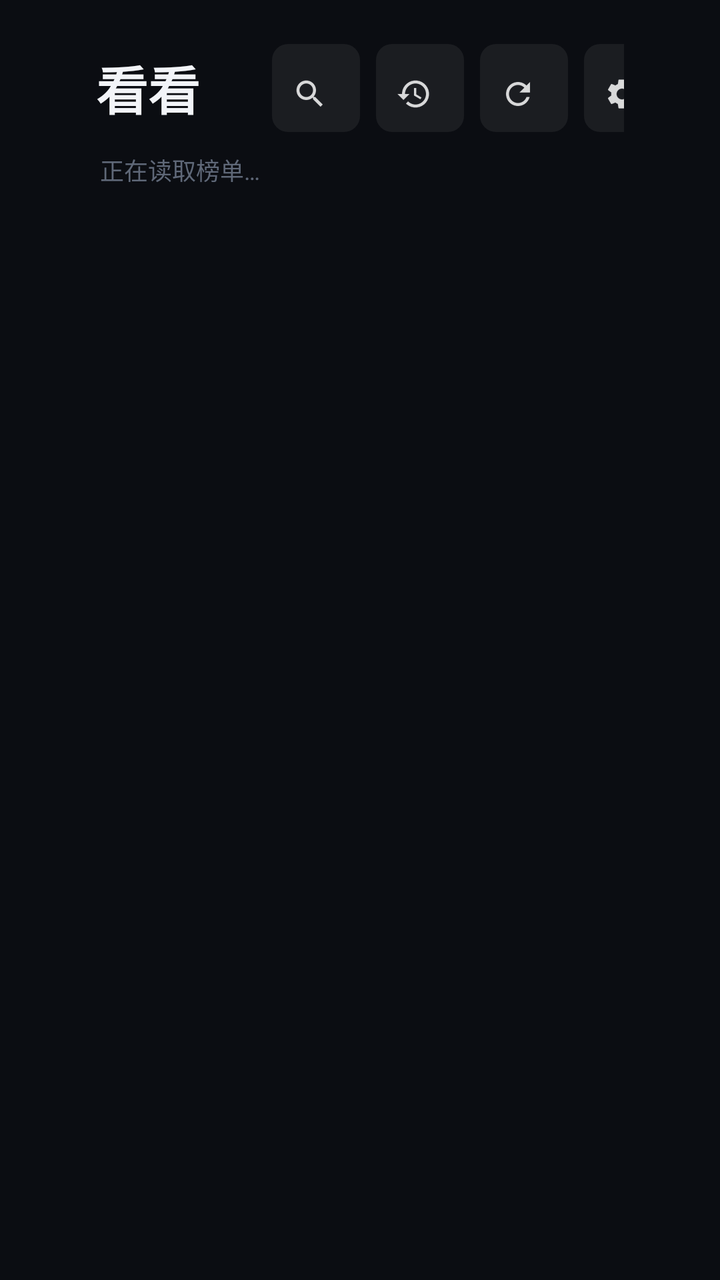
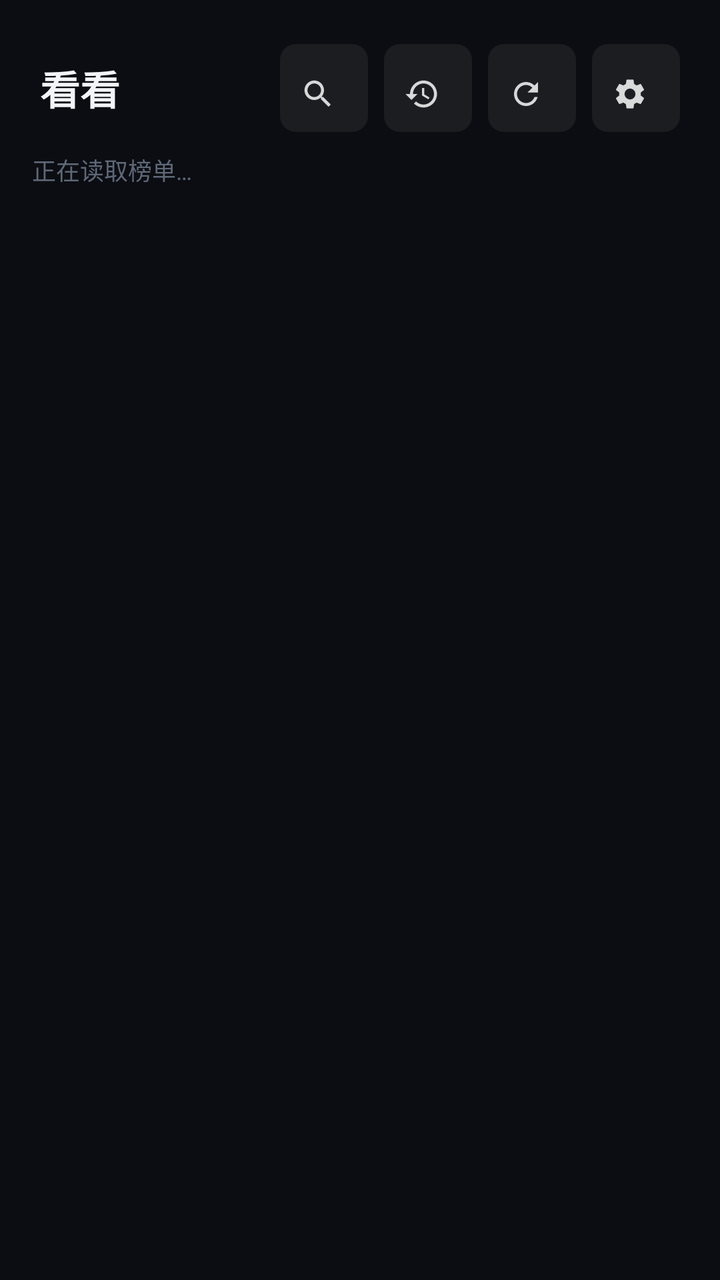

Compare the two renders of this Android layout. The source of the first and the diff that turns it into the second are given below.
<!-- AndroidManifest.xml: application theme AppTheme -->
<!-- res/layout/activity_home.xml -->
<?xml version="1.0" encoding="utf-8"?>
<RelativeLayout xmlns:android="http://schemas.android.com/apk/res/android"
    android:layout_width="match_parent"
    android:layout_height="match_parent"
    android:background="@color/bg">

    
    <LinearLayout
        android:id="@+id/topbar"
        android:layout_width="match_parent"
        android:layout_height="wrap_content"
        android:orientation="horizontal"
        android:gravity="center_vertical"
        android:paddingLeft="48dp"
        android:paddingRight="48dp"
        android:paddingTop="22dp"
        android:paddingBottom="4dp">

        <TextView
            android:layout_width="wrap_content"
            android:layout_height="wrap_content"
            android:text="@string/app_name"
            android:textColor="@color/text_primary"
            android:textSize="26sp"
            android:textStyle="bold"
            android:layout_marginRight="28dp" />

        <LinearLayout
            android:id="@+id/tabs"
            android:layout_width="wrap_content"
            android:layout_height="wrap_content"
            android:orientation="horizontal" />

        <View
            android:layout_width="0dp"
            android:layout_height="1dp"
            android:layout_weight="1" />

        
        <ImageView
            android:id="@+id/btn_search"
            style="@style/IconButton"
            android:src="@drawable/ic_ui_search"
            android:contentDescription="@string/search" />

        <ImageView
            android:id="@+id/btn_history"
            style="@style/IconButton"
            android:src="@drawable/ic_ui_history"
            android:contentDescription="@string/history"
            android:nextFocusDown="@id/grid" />

        <ImageView
            android:id="@+id/btn_refresh"
            style="@style/IconButton"
            android:src="@drawable/ic_ui_refresh"
            android:contentDescription="@string/refresh"
            android:nextFocusDown="@id/grid" />

        <ImageView
            android:id="@+id/btn_settings"
            style="@style/IconButton"
            android:src="@drawable/ic_ui_settings"
            android:contentDescription="@string/settings"
            android:nextFocusDown="@id/grid" />
    </LinearLayout>

    
    <TextView
        android:id="@+id/status"
        android:layout_width="match_parent"
        android:layout_height="wrap_content"
        android:layout_below="@id/topbar"
        android:paddingLeft="50dp"
        android:paddingTop="6dp"
        android:paddingBottom="10dp"
        android:text="@string/loading"
        android:textColor="@color/text_dim"
        android:textSize="12sp" />

    
    <LinearLayout
        android:id="@+id/history_block"
        android:layout_width="match_parent"
        android:layout_height="wrap_content"
        android:layout_below="@id/status"
        android:orientation="vertical"
        android:paddingTop="2dp"
        android:paddingBottom="6dp"
        android:visibility="gone">

        <TextView
            android:id="@+id/history_title"
            android:layout_width="wrap_content"
            android:layout_height="wrap_content"
            android:paddingLeft="50dp"
            android:paddingBottom="8dp"
            android:text="继续观看"
            android:textColor="@color/text_primary"
            android:textSize="15sp"
            android:textStyle="bold" />

        <HorizontalScrollView
            android:layout_width="match_parent"
            android:layout_height="wrap_content"
            android:paddingLeft="44dp"
            android:paddingRight="44dp"
            android:clipToPadding="false"
            android:scrollbars="none">

            <LinearLayout
                android:id="@+id/history_row"
                android:layout_width="wrap_content"
                android:layout_height="wrap_content"
                android:orientation="horizontal" />
        </HorizontalScrollView>
    </LinearLayout>

    <GridView
        android:id="@+id/grid"
        android:layout_width="match_parent"
        android:layout_height="match_parent"
        android:layout_below="@id/history_block"
        android:layout_alignParentBottom="true"
        android:numColumns="6"
        android:horizontalSpacing="14dp"
        android:verticalSpacing="20dp"
        android:paddingLeft="44dp"
        android:paddingRight="44dp"
        android:paddingTop="8dp"
        android:paddingBottom="32dp"
        android:clipChildren="false"
        android:clipToPadding="false"
        android:listSelector="@android:color/transparent"
        android:scrollbars="none"
        android:nextFocusUp="@id/tabs" />

    
    <TextView
        android:id="@+id/empty"
        android:layout_width="wrap_content"
        android:layout_height="wrap_content"
        android:layout_centerInParent="true"
        android:text="@string/empty"
        android:textColor="@color/text_secondary"
        android:textSize="15sp"
        android:visibility="gone" />
</RelativeLayout>
<!-- resources referenced by this layout -->
<resources>
  <color name="bg">#FF0B0D12</color>
  <color name="text_dim">#FF5F6878</color>
  <color name="text_primary">#FFF2F4F8</color>
  <color name="text_secondary">#FF9AA3B2</color>
  <!-- drawable ic_ui_history: png bitmap (drawable-hdpi, 741 bytes) -->
  <!-- drawable ic_ui_refresh: png bitmap (drawable-hdpi, 644 bytes) -->
  <!-- drawable ic_ui_search: png bitmap (drawable-hdpi, 609 bytes) -->
  <!-- drawable ic_ui_settings: png bitmap (drawable-hdpi, 726 bytes) -->
  <string name="app_name">看看</string>
  <string name="empty">暂无数据，按「更新」重试</string>
  <string name="history">观看记录</string>
  <string name="loading">正在读取榜单…</string>
  <string name="refresh">更新</string>
  <string name="search">搜索</string>
  <string name="settings">设置</string>
  <style name="IconButton">
          <item name="android:layout_width">44dp</item>
          <item name="android:layout_height">44dp</item>
          <item name="android:padding">10dp</item>
          <item name="android:background">@drawable/bg_tab</item>
          <item name="android:scaleType">fitCenter</item>
          <item name="android:alpha">0.85</item>
          <item name="android:focusable">true</item>
          <item name="android:layout_marginLeft">8dp</item>
      </style>
  <style name="AppTheme" parent="@android:style/Theme.Holo.NoActionBar">
          <item name="android:windowBackground">@color/bg</item>
          <item name="android:windowNoTitle">true</item>
      </style>
  <!-- drawable bg_tab (drawable) -->
  <?xml version="1.0" encoding="utf-8"?>
  <selector xmlns:android="http://schemas.android.com/apk/res/android">
      <item android:state_focused="true">
          <shape android:shape="rectangle">
              <solid android:color="#33FF4D6A" />
              <corners android:radius="8dp" />
              <stroke android:width="2dp" android:color="@color/accent" />
          </shape>
      </item>
      <item android:state_selected="true">
          <shape android:shape="rectangle">
              <solid android:color="#E6FF4D6A" />
              <corners android:radius="8dp" />
          </shape>
      </item>
      <item>
          <shape android:shape="rectangle">
              <solid android:color="#14FFFFFF" />
              <corners android:radius="8dp" />
          </shape>
      </item>
  </selector>
  <color name="accent">#FFFF4D6A</color>
</resources>

<!-- the commit's change to res/layout/activity_home.xml (unified diff, before → after) -->
@@ -11,8 +11,8 @@
         android:layout_height="wrap_content"
         android:orientation="horizontal"
         android:gravity="center_vertical"
-        android:paddingLeft="48dp"
-        android:paddingRight="48dp"
+        android:paddingLeft="@dimen/topbar_pad_h"
+        android:paddingRight="@dimen/topbar_pad_h"
         android:paddingTop="22dp"
         android:paddingBottom="4dp">
 
@@ -21,20 +21,24 @@
             android:layout_height="wrap_content"
             android:text="@string/app_name"
             android:textColor="@color/text_primary"
-            android:textSize="26sp"
+            android:textSize="@dimen/app_title_size"
             android:textStyle="bold"
             android:layout_marginRight="28dp" />
 
-        <LinearLayout
-            android:id="@+id/tabs"
-            android:layout_width="wrap_content"
+        
+        <HorizontalScrollView
+            android:layout_width="0dp"
             android:layout_height="wrap_content"
-            android:orientation="horizontal" />
+            android:layout_weight="1"
+            android:scrollbars="none"
+            android:fillViewport="true">
 
-        <View
-            android:layout_width="0dp"
-            android:layout_height="1dp"
-            android:layout_weight="1" />
+            <LinearLayout
+                android:id="@+id/tabs"
+                android:layout_width="wrap_content"
+                android:layout_height="wrap_content"
+                android:orientation="horizontal" />
+        </HorizontalScrollView>
 
         
         <ImageView
@@ -71,7 +75,7 @@
         android:layout_width="match_parent"
         android:layout_height="wrap_content"
         android:layout_below="@id/topbar"
-        android:paddingLeft="50dp"
+        android:paddingLeft="@dimen/content_pad_h"
         android:paddingTop="6dp"
         android:paddingBottom="10dp"
         android:text="@string/loading"
@@ -93,7 +97,7 @@
             android:id="@+id/history_title"
             android:layout_width="wrap_content"
             android:layout_height="wrap_content"
-            android:paddingLeft="50dp"
+            android:paddingLeft="@dimen/content_pad_h"
             android:paddingBottom="8dp"
             android:text="继续观看"
             android:textColor="@color/text_primary"
@@ -103,8 +107,8 @@
         <HorizontalScrollView
             android:layout_width="match_parent"
             android:layout_height="wrap_content"
-            android:paddingLeft="44dp"
-            android:paddingRight="44dp"
+            android:paddingLeft="@dimen/content_pad_h"
+            android:paddingRight="@dimen/content_pad_h"
             android:clipToPadding="false"
             android:scrollbars="none">
 
@@ -125,8 +129,8 @@
         android:numColumns="6"
         android:horizontalSpacing="14dp"
         android:verticalSpacing="20dp"
-        android:paddingLeft="44dp"
-        android:paddingRight="44dp"
+        android:paddingLeft="@dimen/content_pad_h"
+        android:paddingRight="@dimen/content_pad_h"
         android:paddingTop="8dp"
         android:paddingBottom="32dp"
         android:clipChildren="false"
<!-- resource entries referenced after the edit -->
@@ -4,6 +4,9 @@
   <color name="text_dim">#FF5F6878</color>
   <color name="text_primary">#FFF2F4F8</color>
   <color name="text_secondary">#FF9AA3B2</color>
+  <dimen name="app_title_size">20sp</dimen>
+  <dimen name="content_pad_h">16dp</dimen>
+  <dimen name="topbar_pad_h">20dp</dimen>
   <!-- drawable ic_ui_history: png bitmap (drawable-hdpi, 741 bytes) -->
   <!-- drawable ic_ui_refresh: png bitmap (drawable-hdpi, 644 bytes) -->
   <!-- drawable ic_ui_search: png bitmap (drawable-hdpi, 609 bytes) -->
